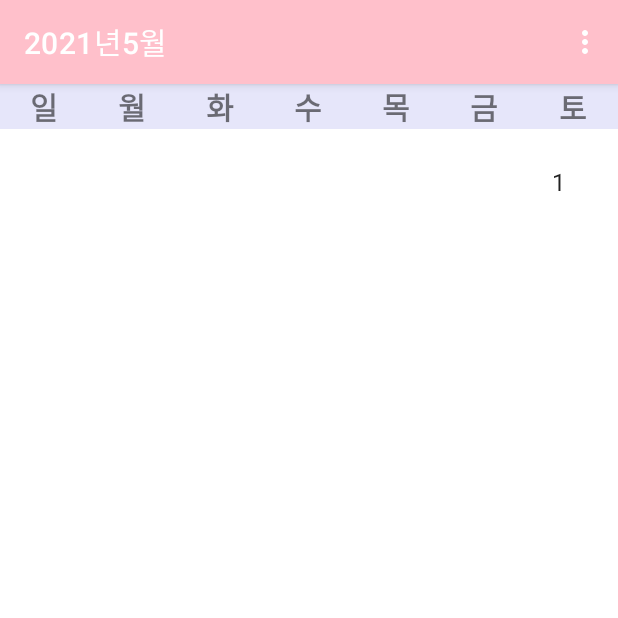
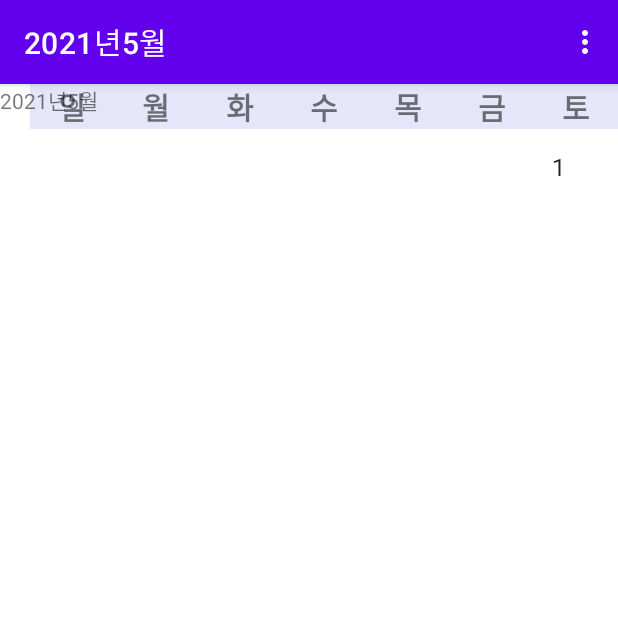
Before and after one commit to jimin1211/AndroidProject2, an Android app: the screen it shows after launch (MainActivity), in the options menu, after a tap on an icon or button, on a phone screen of 412 x 824 dp, the top half of it. Run offline under Robolectric (Android 15) with nearby library versions, the phone set to English and light mode, and no system bars.

Commit message:
Revert "색상 변경/ 그리드뷰 선택 시 색상 변경"
This reverts commit ec61743e

```diff
--- a/app/src/main/java/com/android/androidproject2/MainActivity.java
+++ b/app/src/main/java/com/android/androidproject2/MainActivity.java
@@ -13,7 +13,6 @@ import android.widget.TextView;
 import android.widget.Toast;
 
 import androidx.appcompat.app.AppCompatActivity;
-import androidx.fragment.app.Fragment;
 import androidx.fragment.app.FragmentManager;
 import androidx.fragment.app.FragmentTransaction;
 import androidx.viewpager2.adapter.FragmentStateAdapter;
@@ -33,7 +32,6 @@ public class MainActivity extends AppCompatActivity {
         fragmentTransaction.add(R.id.main_container, new MonthViewFragment());
         fragmentTransaction.commit();
     }
-
 
     @Override
     public boolean onCreateOptionsMenu(Menu menu) {
--- a/app/src/main/java/com/android/androidproject2/MonthCalendarFragment.java
+++ b/app/src/main/java/com/android/androidproject2/MonthCalendarFragment.java
@@ -226,7 +226,7 @@ public class MonthCalendarFragment extends Fragment {
             /*TextView textView = (TextView)rootview.findViewById(R.id.textview);
             textView.setText(mParam3+"");*/
             String[] day = getDay(mParam1, mParam2, mParam3);
-            GridView wGridview = (GridView) rootview.findViewById(R.id.gridview1);
+            GridView wGridview = (GridView) rootview.findViewById(R.id.gridview);
             ArrayAdapter<String> wGridViewAdapter = new ArrayAdapter<String>(
                     getActivity(),
                     android.R.layout.simple_list_item_1,
--- a/app/src/main/java/com/android/androidproject2/WeekViewFragment.java
+++ b/app/src/main/java/com/android/androidproject2/WeekViewFragment.java
@@ -73,7 +73,10 @@ public class WeekViewFragment extends Fragment {
             else
                 week[i] = "";
         }
+
+
         GridView gridView = (GridView) rootview.findViewById(R.id.week_view);
+
         ArrayAdapter<String> GridViewAdapter = new ArrayAdapter<String>(
                 getActivity(),
                 android.R.layout.simple_list_item_1,
--- a/app/src/main/res/layout/fragment_month_calendar.xml
+++ b/app/src/main/res/layout/fragment_month_calendar.xml
@@ -19,22 +19,15 @@
         android:layout_height="wrap_content">
 
         <GridView
-            android:listSelector="#00FFFF"
             android:id="@+id/gridview"
-            android:layout_width="fill_parent"
-            android:layout_height="fill_parent"
+            android:layout_width="match_parent"
+            android:layout_height="match_parent"
             android:layout_marginTop="10dp"
             android:numColumns="7"
-            android:verticalSpacing="25dp" />
+            android:verticalSpacing="25dp"
+            />
 
     </FrameLayout>
 
-    <GridView
-        android:id="@+id/gridview1"
-        android:layout_width="match_parent"
-        android:layout_height="match_parent"
-        android:layout_marginTop="10dp"
-        android:numColumns="7"
-        android:verticalSpacing="25dp" />
 
 </LinearLayout>
--- a/app/src/main/res/layout/fragment_month_view.xml
+++ b/app/src/main/res/layout/fragment_month_view.xml
@@ -7,10 +7,6 @@
 
     <!-- TODO: Update blank fragment layout -->
 
-    <androidx.viewpager2.widget.ViewPager2
-        android:id="@+id/vpPager"
-        android:layout_width="match_parent"
-        android:layout_height="wrap_content" />
 
     <LinearLayout
         android:layout_width="match_parent"
@@ -83,5 +79,11 @@
 
     </LinearLayout>
 
+    <androidx.viewpager2.widget.ViewPager2
+        android:id="@+id/vpPager"
+        android:layout_width="match_parent"
+        android:layout_height="wrap_content" />
+
+
 
 </FrameLayout>
--- a/app/src/main/res/layout/fragment_week_view.xml
+++ b/app/src/main/res/layout/fragment_week_view.xml
@@ -84,77 +84,5 @@
         android:layout_width="match_parent"
         android:layout_height="wrap_content" />
 
-    <LinearLayout
-        android:layout_width="match_parent"
-        android:layout_height="wrap_content"
-        android:orientation="horizontal"
-        android:background="#E6E6FA">
-
-        <TextView
-            android:layout_width="0dp"
-            android:layout_height="wrap_content"
-            android:layout_weight="1"
-            android:text="일"
-            android:textSize="20dp"
-            android:textStyle="bold"
-            android:gravity="center_horizontal"/>
-
-        <TextView
-            android:layout_width="0dp"
-            android:layout_height="wrap_content"
-            android:layout_weight="1"
-            android:text="월"
-            android:textSize="20dp"
-            android:textStyle="bold"
-            android:gravity="center_horizontal"/>
-
-        <TextView
-            android:layout_width="0dp"
-            android:layout_height="wrap_content"
-            android:layout_weight="1"
-            android:text="화"
-            android:textSize="20dp"
-            android:textStyle="bold"
-            android:gravity="center_horizontal"/>
-
-        <TextView
-            android:layout_width="0dp"
-            android:layout_height="wrap_content"
-            android:layout_weight="1"
-            android:text="수"
-            android:textSize="20dp"
-            android:textStyle="bold"
-            android:gravity="center_horizontal"/>
-
-        <TextView
-            android:layout_width="0dp"
-            android:layout_height="wrap_content"
-            android:layout_weight="1"
-            android:text="목"
-            android:textSize="20dp"
-            android:textStyle="bold"
-            android:gravity="center_horizontal"/>
-
-        <TextView
-            android:layout_width="0dp"
-            android:layout_height="wrap_content"
-            android:layout_weight="1"
-            android:text="금"
-            android:textSize="20dp"
-            android:textStyle="bold"
-            android:gravity="center_horizontal"/>
-
-        <TextView
-            android:layout_width="0dp"
-            android:layout_height="wrap_content"
-            android:layout_weight="1"
-            android:text="토"
-            android:textSize="20dp"
-            android:textStyle="bold"
-            android:gravity="center_horizontal"/>
-
-    </LinearLayout>
-
-
 
 </FrameLayout>
--- a/app/src/main/res/values/colors.xml
+++ b/app/src/main/res/values/colors.xml
@@ -1,11 +1,10 @@
 <?xml version="1.0" encoding="utf-8"?>
 <resources>
     <color name="purple_200">#FFBB86FC</color>
-    <color name="purple_500">#FFC0CB</color>
-    <color name="purple_700">#F0E68C</color>
-    <color name="teal_200">#F08080</color>
-    <color name="teal_700">#AFEEEE</color>
+    <color name="purple_500">#FF6200EE</color>
+    <color name="purple_700">#FF3700B3</color>
+    <color name="teal_200">#FF03DAC5</color>
+    <color name="teal_700">#FF018786</color>
     <color name="black">#FF000000</color>
     <color name="white">#FFFFFFFF</color>
-
 </resources>
```
